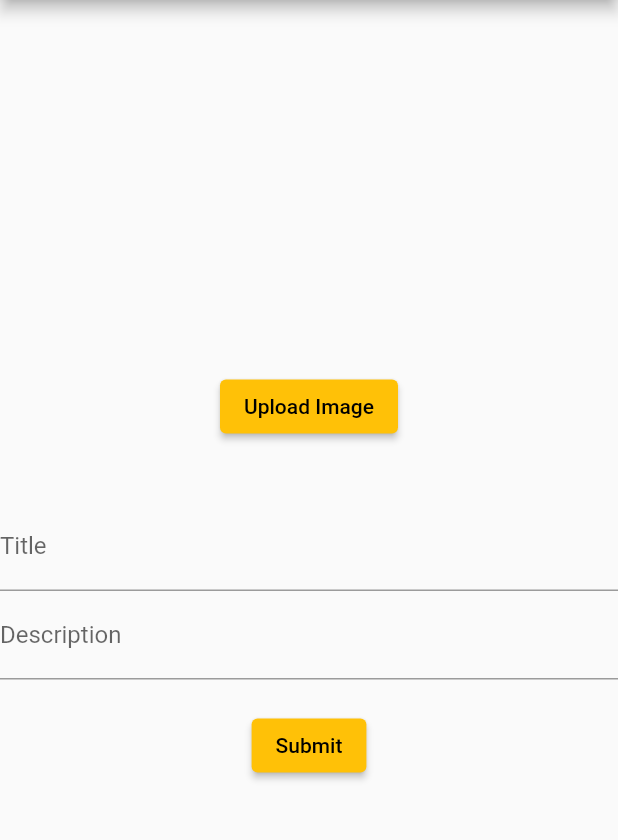
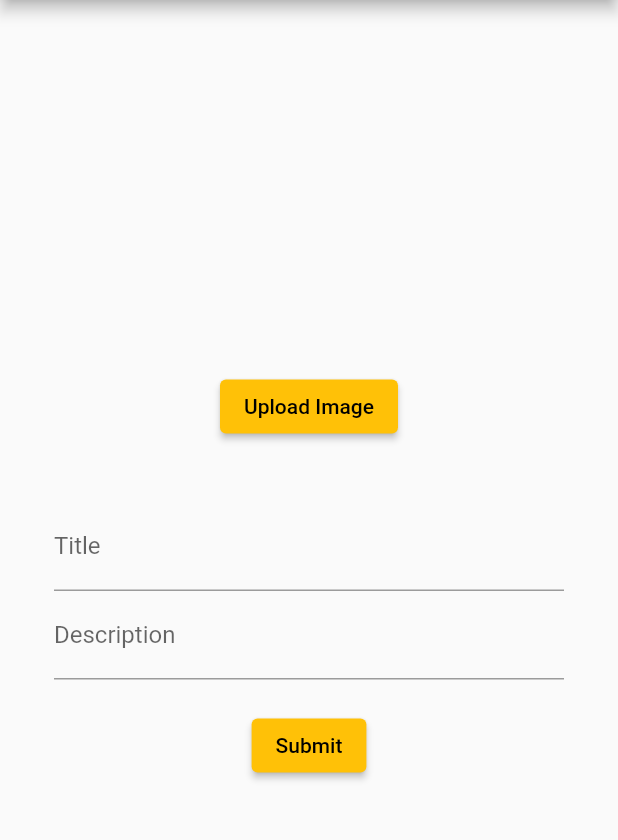
Before and after one commit to mryaomink/bumu, a Flutter app: the screen it shows after launch, on a phone screen of 412 x 824 dp, the part 84-924 px from its top. Run offline on Flutter 3.47's test engine with Material 2 defaults, Android fonts, the phone set to English and light mode, and no system bars; our stand-ins replace cloud_firestore, file_picker, firebase_core, firebase_storage, get_it; missing offline and left inert: dart:html; accounts and stored records are empty.

Commit message:
add padding

```diff
--- a/lib/screens/guest_book.dart
+++ b/lib/screens/guest_book.dart
@@ -22,6 +22,11 @@ class _GuestBookState extends State<GuestBook> {
         title: const Text('Buku Tamu'),
       ),
       body: Center(
+        child: Padding(
+          padding: const EdgeInsets.symmetric(
+            horizontal: 20.0,
+            vertical: 20.0,
+          ),
           child: Column(
             mainAxisAlignment: MainAxisAlignment.center,
             children: [
@@ -45,13 +50,19 @@ class _GuestBookState extends State<GuestBook> {
                 Image.network(html.Url.createObjectUrlFromBlob(file!),
                     height: 150),
               const SizedBox(height: 20),
-            TextFormField(
+              Padding(
+                padding: const EdgeInsets.symmetric(horizontal: 16.0),
+                child: TextFormField(
                   controller: _titleController,
                   decoration: const InputDecoration(labelText: 'Title'),
                 ),
-            TextFormField(
+              ),
+              Padding(
+                padding: const EdgeInsets.symmetric(horizontal: 16.0),
+                child: TextFormField(
                   controller: _descriptionController,
                   decoration: const InputDecoration(labelText: 'Description'),
+                ),
               ),
               const SizedBox(height: 20),
               ElevatedButton(
@@ -87,6 +98,7 @@ class _GuestBookState extends State<GuestBook> {
             ],
           ),
         ),
+      ),
     );
   }
 }
```
Lines whose indentation alone changed are shown as unchanged.
